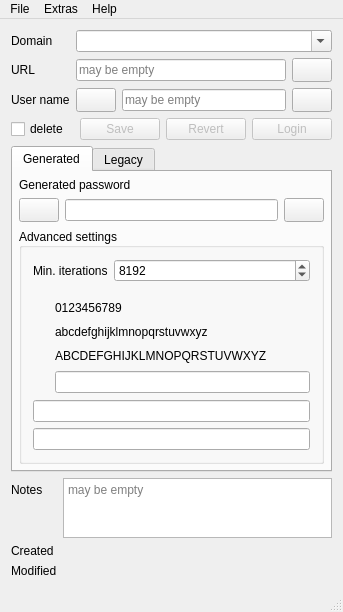
Old version of the form Qt-SESAM/mainwindow.ui in the repository 607011/Qt-SESAM.
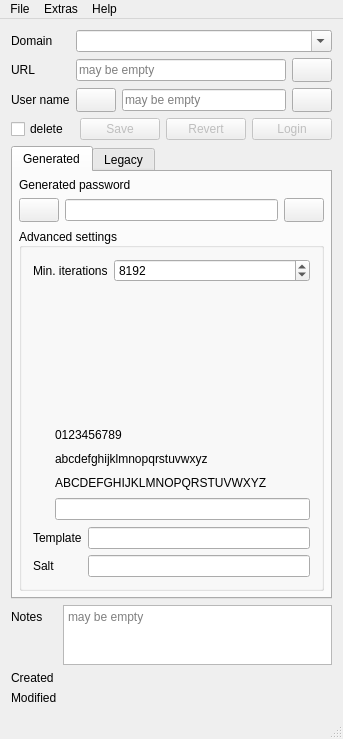
New version of the form. Icons and pictures are not drawn. Custom widgets are drawn as their Qt base class.

The edit to the form file:
```diff
--- a/Qt-SESAM/mainwindow.ui
+++ b/Qt-SESAM/mainwindow.ui
@@ -7,7 +7,7 @@
     <x>0</x>
     <y>0</y>
     <width>343</width>
-    <height>612</height>
+    <height>739</height>
    </rect>
   </property>
   <property name="sizePolicy">
@@ -593,6 +593,11 @@
             </spacer>
            </item>
            <item>
+            <layout class="QFormLayout" name="formLayout_2">
+             <property name="topMargin">
+              <number>0</number>
+             </property>
+             <item row="0" column="1">
             <widget class="QLineEdit" name="passwordTemplateLineEdit">
              <property name="enabled">
               <bool>true</bool>
@@ -608,7 +613,7 @@
              </property>
             </widget>
            </item>
-           <item>
+             <item row="1" column="1">
             <widget class="QLineEdit" name="saltBase64LineEdit">
              <property name="enabled">
               <bool>true</bool>
@@ -621,6 +626,22 @@
              </property>
             </widget>
            </item>
+             <item row="0" column="0">
+              <widget class="QLabel" name="label_6">
+               <property name="text">
+                <string>Template</string>
+               </property>
+              </widget>
+             </item>
+             <item row="1" column="0">
+              <widget class="QLabel" name="label_9">
+               <property name="text">
+                <string>Salt</string>
+               </property>
+              </widget>
+             </item>
+            </layout>
+           </item>
           </layout>
          </widget>
         </item>
```
Left out of the diff: 2 changed lines with no effect on the pictures. Lines whose indentation alone changed are shown as unchanged.
